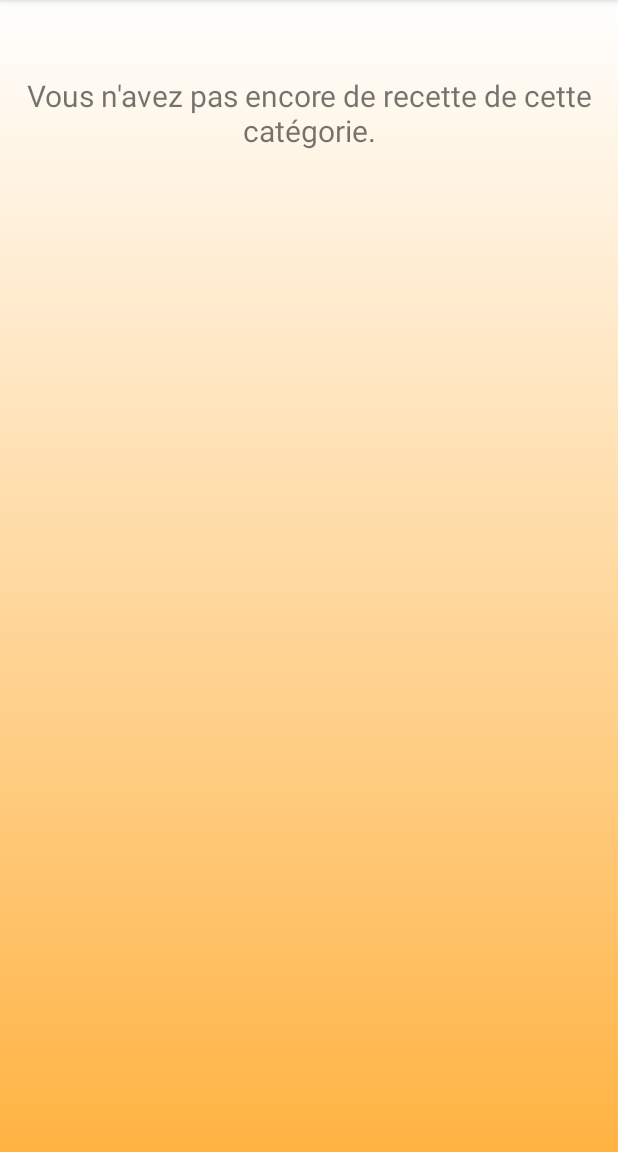
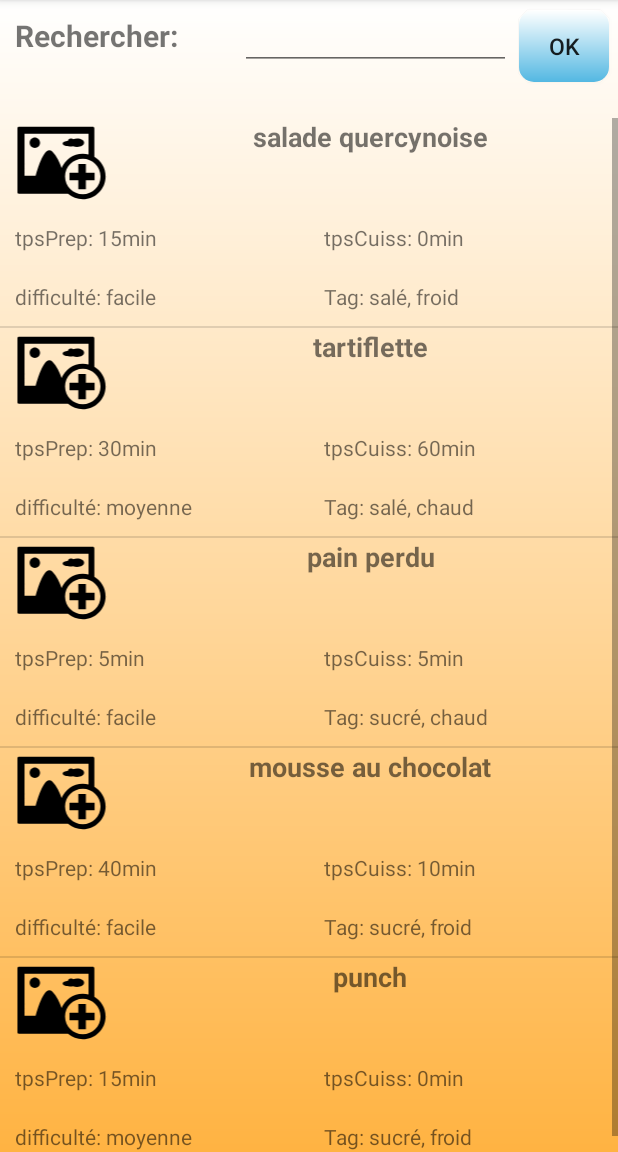
Before and after one commit to jubidatiloki/RABC, an Android app: the fragment FragmentRecetteListe placed in its activity, on a phone screen of 412 x 824 dp, the part 84-1236 px from its top. Run offline under Robolectric (Android 15) with nearby library versions, the phone set to English and light mode, and no system bars; 2 statements that could not run were skipped.

Commit message:
ajout recheche par nom

```diff
--- a/app/src/main/java/procorp/rabc/MainActivity.java
+++ b/app/src/main/java/procorp/rabc/MainActivity.java
@@ -249,6 +249,9 @@ public class MainActivity extends AppCompatActivity
         if (id == R.id.nav_accueil) {
             fragment = new FragmentAccueil();
 
+        } else if(id == R.id.nav_recettes){
+            bundle.putString("categorie", "none");
+            fragment.setArguments(bundle);
         } else if (id == R.id.nav_entree) {
             bundle.putString("categorie", "entrée");
             fragment.setArguments(bundle);
--- a/app/src/main/java/procorp/rabc/database/RecetteManager.java
+++ b/app/src/main/java/procorp/rabc/database/RecetteManager.java
@@ -134,4 +134,13 @@ public class RecetteManager {
         return curseur.getCount();
     }
 
+    public Cursor getAllRecettes(){
+        Cursor c = bdd.query(TABLE_RECETTE, new String[] {COL_IDRECETTE, COL_NOMRECETTE, COL_TPSPREPARATION, COL_TPSCUISSON, COL_DIFFICULTE, COL_INGREDIENTS, COL_CATEGORIE, COL_TAG, COL_CHEMINIMG}, null, null, null, null, null);
+        return c;
+    }
+
+    public Cursor getRecettesByNom(String nom){
+        Cursor c = bdd.query(TABLE_RECETTE, new String[] {COL_IDRECETTE, COL_NOMRECETTE, COL_TPSPREPARATION, COL_TPSCUISSON, COL_DIFFICULTE, COL_INGREDIENTS, COL_CATEGORIE, COL_TAG, COL_CHEMINIMG}, COL_NOMRECETTE + " LIKE \"" + nom +"%\"",null, null, null, null);
+        return c;
+    }
 }
--- a/app/src/main/java/procorp/rabc/view/FragmentAjouter.java
+++ b/app/src/main/java/procorp/rabc/view/FragmentAjouter.java
@@ -50,7 +50,7 @@ import static android.app.Activity.RESULT_OK;
 
 public class FragmentAjouter extends Fragment {
 
-    final String[] labelEtape = {"etape1", "etape2","etape3","etape4", "etape5", "etape6", "etape7", "etape8", "etape9", "etape10"};
+    final String[] labelEtape = {"étape 1:", "étape 2:","étape 3:","étape 4:", "étape 5:", "étape 6:", "étape 7:", "étape 8:", "étape 9:", "étape 10:"};
     final String[] editEtape = {"ajout_etape1", "ajout_etape2", "ajout_etape3", "ajout_etape4", "ajout_etape5", "ajout_etape6", "ajout_etape7", "ajout_etape8", "ajout_etape9", "ajout_etape10"};
     LinearLayout ll;
     final TextView[] tv = new TextView[10];
--- a/app/src/main/java/procorp/rabc/view/FragmentRecetteListe.java
+++ b/app/src/main/java/procorp/rabc/view/FragmentRecetteListe.java
@@ -13,6 +13,9 @@ import android.support.v7.widget.RecyclerView;
 import android.view.LayoutInflater;
 import android.view.View;
 import android.view.ViewGroup;
+import android.widget.Button;
+import android.widget.EditText;
+import android.widget.LinearLayout;
 import android.widget.TextView;
 import android.widget.Toast;
 
@@ -43,6 +46,13 @@ public class FragmentRecetteListe extends Fragment {
     String cat;
     TextView labelVide;
 
+    //recherche
+    LinearLayout recherche;
+    EditText motRecherche;
+    Button validerRecherche;
+    String nom = "";
+
+
 
     @Nullable
     @Override
@@ -56,6 +66,19 @@ public class FragmentRecetteListe extends Fragment {
 
 
         labelVide = myView.findViewById(R.id.labelVide);
+
+        recherche = myView.findViewById(R.id.recherche);
+        motRecherche = myView.findViewById(R.id.motRecherche);
+        validerRecherche = myView.findViewById(R.id.validerRecherche);
+
+        validerRecherche.setOnClickListener(new View.OnClickListener() {
+            @Override
+            public void onClick(View view) {
+                nom = motRecherche.getText().toString();
+                recetteAffList.clear();
+                prepareRecetteAffData();
+            }
+        });
 
         switch (categorie){
             case "entrée":
@@ -71,7 +94,7 @@ public class FragmentRecetteListe extends Fragment {
                 cat = "cocktail";
                 break;
             default:
-                Toast.makeText(myView.getContext(), "probleme de bundle", Toast.LENGTH_SHORT).show();
+                cat = "";
                 break;
         }
         recyclerView = myView.findViewById(R.id.recycler_view);
@@ -131,8 +154,32 @@ public class FragmentRecetteListe extends Fragment {
 
     private void prepareRecetteAffData() {
 
+        if(cat.equals("")){
+            if (recetteManager.getAllRecettes().getCount() != 0) {
+                labelVide.setText("");
+                recherche.setVisibility(View.VISIBLE);
+                Cursor c = recetteManager.getRecettesByNom(nom);
+                c.moveToFirst();
+                if(recetteManager.getRecettesByNom(nom).getCount() == 0){
+                    labelVide.setText(R.string.rechercheNulle);
+                }
+
+                for(int i=0; i<recetteManager.getRecettesByNom(nom).getCount(); i++){
+                    //Toast.makeText(myView.getContext(), "taille: "+c.getCount(), Toast.LENGTH_SHORT).show();
+                    int n = c.getInt(0);
+                    recette = recetteManager.getRecetteById(n);
+                    recetteAff = new RecetteAff(recette.getIdRecette(), recette.getNomRecette(), "tpsPrep: " + recette.getTpsPreparation() + "min", "tpsCuiss: " + recette.getTpsCuisson() + "min", "difficulté: " + recette.getDifficulte() , "Tag: " + recette.getTag(), recette.getCheminImg());
+                    //Toast.makeText(myView.getContext(), recetteAff.getCheminImg(), Toast.LENGTH_SHORT).show();
+                    recetteAffList.add(recetteAff);
+                    c.moveToNext();
+                }
+            }else{
+                labelVide.setText(R.string.aucuneRecette);
+            }
+        }else{
             if (recetteManager.getRecettesByCategorie(cat).getCount() != 0) {
                 labelVide.setText("");
+                recherche.setVisibility(View.GONE);
                 Cursor c = recetteManager.getRecettesByCategorie(cat);
                 c.moveToFirst();
                 for(int i=0; i<recetteManager.getRecettesByCategorie(cat).getCount(); i++){
@@ -146,6 +193,8 @@ public class FragmentRecetteListe extends Fragment {
                 }
             }else{
                 labelVide.setText(R.string.aucuneRecette);
+                recherche.setVisibility(View.GONE);
+            }
         }
         recetteAdapter.notifyDataSetChanged();
     }
--- a/app/src/main/java/procorp/rabc/view/FragmentRecetteModif.java
+++ b/app/src/main/java/procorp/rabc/view/FragmentRecetteModif.java
@@ -94,7 +94,7 @@ public class FragmentRecetteModif extends Fragment {
 
         affectation();
 
-        Toast.makeText(myView.getContext(), "id: " + idRecette, Toast.LENGTH_SHORT).show();
+        //Toast.makeText(myView.getContext(), "id: " + idRecette, Toast.LENGTH_SHORT).show();
         return myView;
     }
 
--- /dev/null
+++ b/app/src/main/res/drawable/ic_recettes.xml
@@ -0,0 +1,7 @@
+<vector android:height="24dp" android:viewportHeight="1000.0"
+    android:viewportWidth="1000.0" android:width="24dp" xmlns:android="http://schemas.android.com/apk/res/android">
+    <path android:fillColor="#FF000000" android:pathData="M93.2,15.4c-3,2.8 -5.4,6.9 -5.4,9.2c0,2.2 -7.7,173.2 -17.2,380C54.9,750.4 53.4,788.4 53.4,880l0,99.5l5.4,5.2l5.2,5.4l435.4,0c274.7,0 436.9,-0.9 439.3,-2.2c6.7,-3.4 9.9,-14 6.7,-21.5c-3.4,-8.6 -8,-10.8 -21.3,-10.8l-11,0l0,-77.4l0,-77.4l11.4,0c11.8,-0.2 16.3,-2.4 20.4,-10.1c1.9,-3.4 -1.3,-90.7 -14.6,-383.6c-9.5,-208.3 -17.6,-381 -18.3,-383.8c-0.6,-2.6 -3,-6.7 -5.4,-9c-4.3,-4.3 -8.8,-4.3 -406.2,-4.3l-402.1,0L93.2,15.4zM189.9,77c-0.6,18.1 -4.1,165.9 -7.5,328.4c-3.4,162.5 -7.1,310.3 -7.7,328.2l-1.3,32.9l-42.8,0L88,766.5l0.9,-10.3c0.6,-5.6 8,-164.8 16.3,-354c8.2,-189.1 15.5,-347.1 16.1,-351l1.1,-6.9L156.8,44.4l34.4,0L189.9,77zM879.5,57.7c1.5,15.9 31.4,683.6 31.4,698.5l0,10.3l-351.6,0l-351.6,0l1.3,-34c0.9,-18.5 4.3,-168.3 7.7,-332.5c3.7,-164.4 7.1,-311.6 7.7,-327.3l1.3,-28.4l326.2,0l326.2,0L879.5,57.7zM242.6,847.1c0,46.4 0,46.4 5.4,51.6c2.8,3 7.3,5.4 10.1,5.4c2.6,0 15.7,-3.7 29,-8l24.3,-8l24.3,8c13.3,4.3 26.4,8 29,8c2.8,0 7.3,-2.4 10.1,-5.4c5.4,-5.2 5.4,-5.2 5.4,-51.6l0,-46.2l249.3,0l249.3,0l0,77.4l0,77.4L483.3,955.6L87.8,955.6l0,-77.4l0,-77.4l77.4,0l77.4,0L242.6,847.1zM345.7,831.8l0,31l-17.2,-5.6l-17.2,-5.6l-17.2,5.6l-17.2,5.6l0,-31l0,-31l34.4,0l34.4,0L345.7,831.8z"/>
+    <path android:fillColor="#FF000000" android:pathData="M535.5,202.1c-15.3,3.7 -36.3,14.4 -47.5,23.9l-9.2,8l-13.8,-2.6c-44.1,-8.4 -83,21.1 -96.9,73.3c-5.8,21.5 -4.9,54.4 2.2,76.3c10.1,31.4 34.8,62.5 59.8,75.2l10.3,5.2L440.3,505.6c0,43.8 0,44.1 5.4,49.2l5.2,5.4l109.2,0c82.5,-0.2 110,-0.9 112.6,-2.8c7.5,-5.8 8.4,-11.6 8.4,-53.9l0,-41.9l13.1,-6.9c16.6,-8.8 39.8,-33.3 48.8,-51.8c9.9,-20.2 13.5,-36.3 13.5,-60.8c0,-47.7 -20,-86.2 -53.5,-102.5c-13.5,-6.7 -15.7,-7.1 -38,-7.1l-23.6,0l-10.5,-8.2C602.3,202.8 567.1,194.6 535.5,202.1zM593.5,241c6.9,3.2 17.8,11.2 25.1,18.5c13.8,13.5 17,14.6 29.7,9.2c12.3,-5.4 27.5,-4.5 40.4,1.9c20.9,10.5 33.3,32.2 34.8,60.6c2.4,46.6 -24.7,91.6 -59.7,98.9c-4.1,0.9 -9.7,3.4 -12.3,6c-4.7,4.3 -4.9,5.6 -4.9,47.1l0,42.5l-86,0l-86,0l0,-39.5c0,-21.9 -0.9,-42.1 -2.2,-45.1c-2.2,-5.6 -3.7,-6.5 -21.9,-13.1c-29.7,-10.3 -53.3,-52 -53.3,-93.9c0,-50.9 37.6,-83.2 75.7,-65.1c10.5,5.2 16.8,3 27.9,-8.8c17.8,-19.1 37.8,-27.1 64.3,-25.8C577.2,235 584.7,236.7 593.5,241z"/>
+    <path android:fillColor="#FF000000" android:pathData="M497.4,313.2c-3.9,3 -5.6,6.5 -5.6,10.8c0,8.8 16.8,75 20.4,80.6c6.5,9.9 23,7.7 28.4,-3.7c2.4,-4.7 1.7,-9.9 -4.9,-36.5c-4.1,-17 -8.4,-34.6 -9.7,-38.9C521.9,309.8 508.8,304.2 497.4,313.2z"/>
+    <path android:fillColor="#FF000000" android:pathData="M600.6,313.5c-4.5,4.1 -7.1,11.6 -14.2,39.8c-4.7,19.1 -8.6,37.6 -8.6,41c0,14.2 16.1,22.1 26.4,12.9c4.7,-4.1 7.3,-11.2 15.3,-43.4c10.1,-40.8 10.3,-45.1 0.9,-51.6C613.7,307.4 607,307.9 600.6,313.5z"/>
+</vector>
--- a/app/src/main/res/layout/layout_recette_liste.xml
+++ b/app/src/main/res/layout/layout_recette_liste.xml
@@ -4,23 +4,61 @@
     android:layout_height="match_parent"
     android:background="@drawable/gradient_principal">
 
+
+
+    <LinearLayout
+        android:id="@+id/recherche"
+        android:layout_width="match_parent"
+        android:layout_height="wrap_content"
+        android:layout_marginBottom="20dp"
+        android:weightSum="2">
+        <TextView
+            android:id="@+id/labelRecherche"
+            android:layout_width="0dp"
+            android:layout_height="wrap_content"
+            android:text="Rechercher: "
+            android:textStyle="bold"
+            android:padding="10dp"
+            android:textSize="20dp"
+            android:layout_weight="0.8"/>
+        <EditText
+            android:id="@+id/motRecherche"
+            android:layout_width="0dp"
+            android:layout_height="wrap_content"
+            android:layout_weight="0.9"
+            android:textSize="15dp"
+            android:inputType="text"/>
+        <Button
+            android:id="@+id/validerRecherche"
+            android:layout_width="0dp"
+            android:layout_height="wrap_content"
+            android:layout_weight="0.3"
+            android:layout_margin="5dp"
+            android:background="@drawable/custom_button_dark"
+            android:text="OK"
+            android:textSize="15dp"
+            android:padding="5dp"/>
+
+    </LinearLayout>
+
     <TextView
         android:id="@+id/labelVide"
         android:layout_width="wrap_content"
         android:layout_height="wrap_content"
         android:layout_centerHorizontal="true"
-        android:layout_alignParentTop="true"
+        android:layout_below="@id/recherche"
         android:paddingLeft="5dp"
         android:paddingRight="5dp"
-        android:layout_marginTop="50dp"
         android:textSize="20dp"
         android:text=""
         android:gravity="top|center"/>
+
 
     <android.support.v7.widget.RecyclerView
         android:id="@+id/recycler_view"
         android:layout_width="match_parent"
         android:layout_height="match_parent"
+        android:layout_below="@id/recherche"
         android:scrollbars="vertical" />
 
 </RelativeLayout>
--- a/app/src/main/res/menu/activity_main_drawer.xml
+++ b/app/src/main/res/menu/activity_main_drawer.xml
@@ -7,24 +7,28 @@
         <item
             android:id="@+id/nav_accueil"
             android:icon="@drawable/ic_home"
-            android:title="Accueil" />
+            android:title="@string/menu_title_accueil" />
+        <item
+            android:id="@+id/nav_recettes"
+            android:icon="@drawable/ic_recettes"
+            android:title="@string/menu_title_recettes" />
         <item
             android:id="@+id/nav_entree"
             android:icon="@drawable/ic_entree"
-            android:title="Entrées" />
+            android:title="@string/menu_title_entree" />
         <item
             android:id="@+id/nav_plat"
             android:icon="@drawable/ic_plat"
-            android:title="Plats" />
+            android:title="@string/menu_title_plat" />
         <item
             android:id="@+id/nav_dessert"
             android:icon="@drawable/ic_dessert"
-            android:title="Desserts" />
+            android:title="@string/menu_title_dessert" />
 
         <item
             android:id="@+id/nav_cocktail"
             android:icon="@drawable/ic_cocktail"
-            android:title="Cocktail" />
+            android:title="@string/menu_title_cocktail" />
     </group>
 
     <item android:title="">
@@ -32,7 +36,7 @@
             <item
                 android:id="@+id/nav_ajouter"
                 android:icon="@drawable/ic_ajouter"
-                android:title="Ajouter" />
+                android:title="@string/menu_title_ajouter" />
 
         </menu>
     </item>
--- a/app/src/main/res/values/strings.xml
+++ b/app/src/main/res/values/strings.xml
@@ -12,6 +12,22 @@
         <item>dessert</item>
         <item>cocktail</item>
     </string-array>
+
+
+    <string name="menu_title_accueil">Accueil</string>
+    <string name="menu_title_recettes">Vos recettes</string>
+    <string name="menu_title_entree">Entrée</string>
+    <string name="menu_title_plat">Plats</string>
+    <string name="menu_title_dessert">Desserts</string>
+    <string name="menu_title_cocktail">Cocktails</string>
+    <string name="menu_title_ajouter">Ajouter une recette</string>
+
+    <string name="categorie_aucune">aucune</string>
+    <string name="categorie_entree">entrée</string>
+    <string name="categorie_plat">plat</string>
+    <string name="categorie_dessert">desssert</string>
+    <string name="categorie_cocktail">cocktail</string>
+
 
     <string-array name="difficulte_array">
         <item>facile</item>
@@ -28,6 +44,7 @@
                 200g chocolat, 1L lait, 6 oeufs</string>
 
     <string name="aucuneRecette">Vous n\'avez pas encore de recette de cette catégorie.</string>
+    <string name="rechercheNulle">Vous n\'avez pas de recette de ce nom.</string>
 
     <string name="accueil_label">Bienvenue sur l\'application <i>Recettes des Amateurs de Bonne Cuisine !</i></string>
     <string name="accueil_libelle">Vous pourrez retrouver différentes recettes prédéfinis, mais également ajouter vos propres
```
Lines whose indentation alone changed are shown as unchanged.
